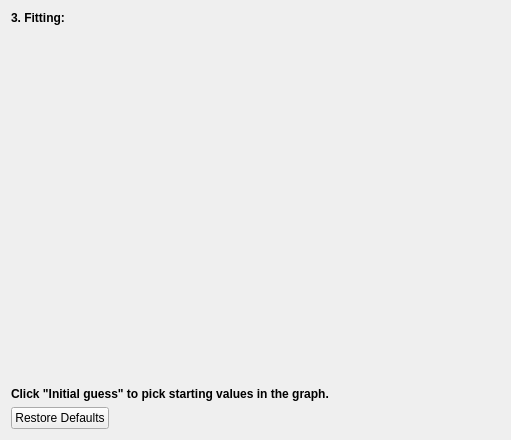
Before: the Qt Designer form ufit/gui/fitter.ui in McStasMcXtrace/ufit, drawn with Qt 5.
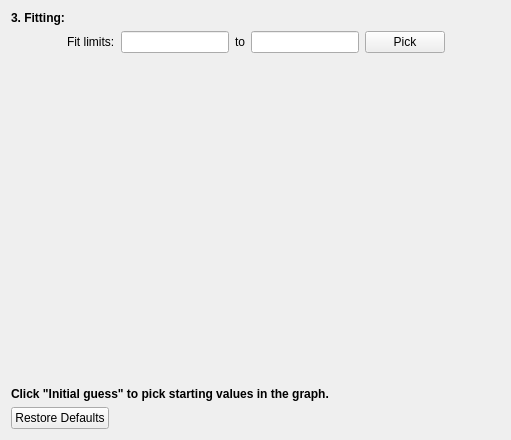
After: the same form once the commit is applied.

Commit message: gui/model: implement data limits for fit

Diff of the .ui file:
```diff
--- a/ufit/gui/fitter.ui
+++ b/ufit/gui/fitter.ui
@@ -27,6 +27,63 @@
      </property>
     </widget>
    </item>
+   <item>
+    <layout class="QHBoxLayout" name="horizontalLayout">
+     <item>
+      <spacer name="horizontalSpacer">
+       <property name="orientation">
+        <enum>Qt::Horizontal</enum>
+       </property>
+       <property name="sizeHint" stdset="0">
+        <size>
+         <width>40</width>
+         <height>20</height>
+        </size>
+       </property>
+      </spacer>
+     </item>
+     <item>
+      <widget class="QLabel" name="label">
+       <property name="text">
+        <string>Fit limits:</string>
+       </property>
+      </widget>
+     </item>
+     <item>
+      <widget class="QLineEdit" name="limitmin"/>
+     </item>
+     <item>
+      <widget class="QLabel" name="label_2">
+       <property name="text">
+        <string>to</string>
+       </property>
+      </widget>
+     </item>
+     <item>
+      <widget class="QLineEdit" name="limitmax"/>
+     </item>
+     <item>
+      <widget class="QPushButton" name="picklimits">
+       <property name="text">
+        <string>Pick</string>
+       </property>
+      </widget>
+     </item>
+     <item>
+      <spacer name="horizontalSpacer_2">
+       <property name="orientation">
+        <enum>Qt::Horizontal</enum>
+       </property>
+       <property name="sizeHint" stdset="0">
+        <size>
+         <width>40</width>
+         <height>20</height>
+        </size>
+       </property>
+      </spacer>
+     </item>
+    </layout>
+   </item>
    <item>
     <widget class="QScrollArea" name="param_scroll">
      <property name="frameShape">
@@ -44,7 +101,7 @@
         <x>0</x>
         <y>0</y>
         <width>499</width>
-        <height>351</height>
+        <height>318</height>
        </rect>
       </property>
      </widget>
```
The commit also changes 7 other files.
